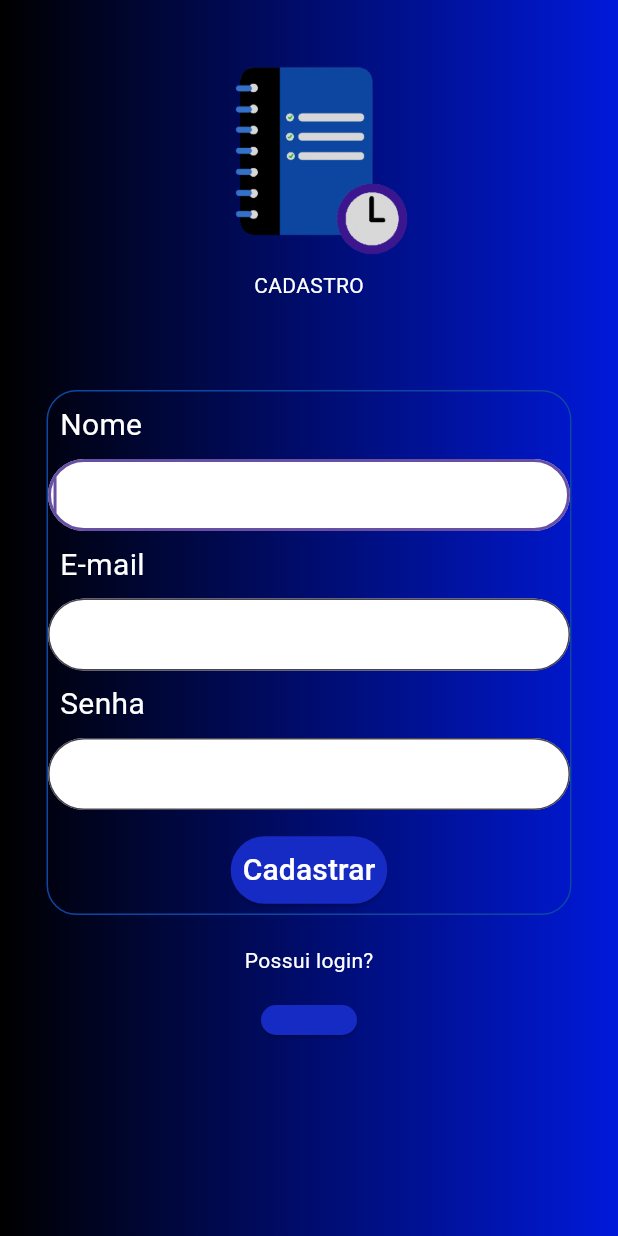
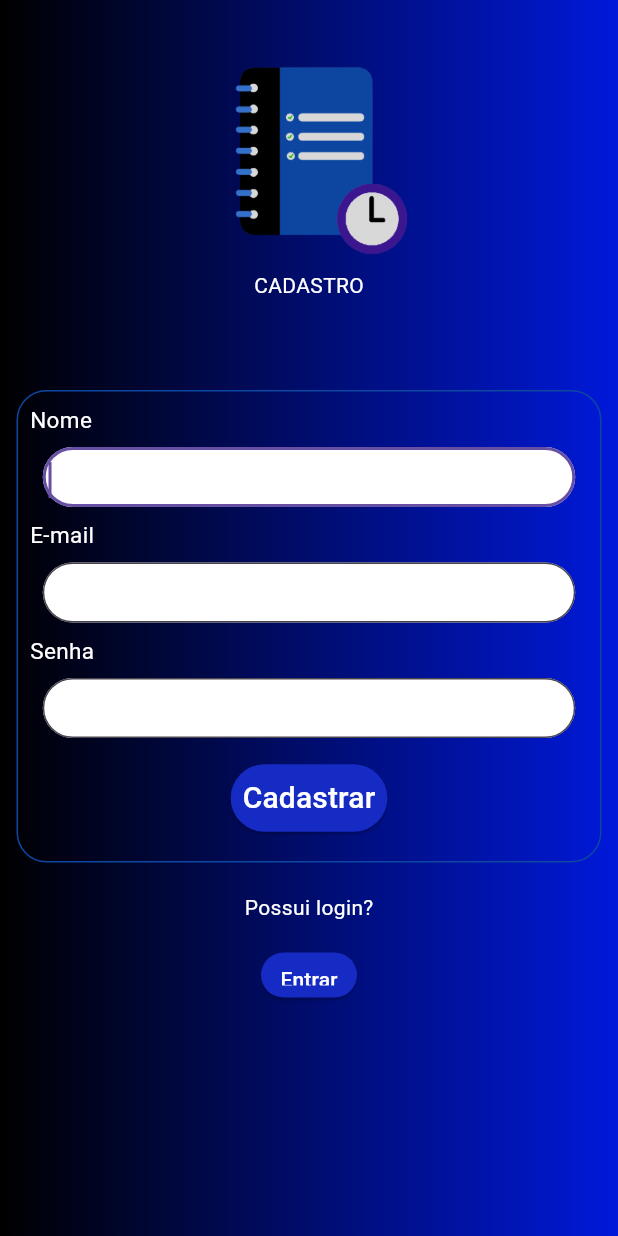
Before and after one commit to luisinhu/studyroutine, a Flutter app: the Cadastro screen opened directly, on a phone screen of 412 x 824 dp. Run offline on Flutter 3.47's test engine with Material 3 defaults, Android fonts, the light colour scheme and no system bars.

Commit message:
Jesus Cristo vs Flutter

```diff
--- a/lib/paginas/cadastro.dart
+++ b/lib/paginas/cadastro.dart
@@ -39,46 +39,53 @@ class _CadastroState extends State<Cadastro> {
               ),
               SizedBox(height: 60),
               Container(
-                width: 350,
-                height: 350,
+                width: 390,
+                height: 315,
                 decoration: BoxDecoration(
                     border: Border.all(color: Colors.blue.shade900),
                     borderRadius: BorderRadius.circular(20)),
                 child: Column(
                   children: [
                     Padding(
-                      padding: EdgeInsets.all(8),
+                      padding: EdgeInsets.all(8.0),
                       child: Align(
                         alignment: Alignment.centerLeft,
                         child: Text(
                           "Nome",
-                          style: TextStyle(color: Colors.white, fontSize: 20),
+                          style: TextStyle(color: Colors.white, fontSize: 15),
                         ),
                       ),
                     ),
-                    TextFormField(
+                    SizedBox(
+                        height: 40,
+                        width: 355,
+                        child: TextField(
                           autofocus: true,
                           textAlign: TextAlign.left,
                           keyboardType: TextInputType.name,
                           decoration: InputDecoration(
                               labelStyle: TextStyle(color: Colors.white),
-                          contentPadding: EdgeInsets.symmetric(vertical: 10),
+                              contentPadding:
+                                  EdgeInsets.symmetric(vertical: 10),
                               filled: true,
                               fillColor: Colors.white,
                               border: OutlineInputBorder(
-                              borderRadius: BorderRadius.circular(90))),
-                    ),
+                                  borderRadius: BorderRadius.circular(30))),
+                        )),
                     Padding(
                       padding: EdgeInsets.all(8),
                       child: Align(
                         alignment: Alignment.centerLeft,
                         child: Text(
                           "E-mail",
-                          style: TextStyle(color: Colors.white, fontSize: 20),
+                          style: TextStyle(color: Colors.white, fontSize: 15),
                         ),
                       ),
                     ),
-                    TextFormField(
+                    SizedBox(
+                      height: 40,
+                      width: 355,
+                      child: TextField(
                         autofocus: true,
                         textAlign: TextAlign.left,
                         keyboardType: TextInputType.emailAddress,
@@ -90,17 +97,21 @@ class _CadastroState extends State<Cadastro> {
                             border: OutlineInputBorder(
                                 borderRadius: BorderRadius.circular(60))),
                       ),
+                    ),
                     Padding(
                       padding: EdgeInsets.all(8),
                       child: Align(
                         alignment: Alignment.centerLeft,
                         child: Text(
                           "Senha",
-                          style: TextStyle(color: Colors.white, fontSize: 20),
+                          style: TextStyle(color: Colors.white, fontSize: 15),
                         ),
                       ),
                     ),
-                    TextFormField(
+                    SizedBox(
+                      height: 40,
+                      width: 355,
+                      child: TextField(
                         autofocus: true,
                         obscureText: true,
                         textAlign: TextAlign.left,
@@ -112,6 +123,7 @@ class _CadastroState extends State<Cadastro> {
                             fillColor: Colors.white,
                             border: OutlineInputBorder(
                                 borderRadius: BorderRadius.circular(60))),
+                      ),
                     ),
                     Padding(
                         padding: EdgeInsets.only(top: 16.0),
@@ -140,7 +152,7 @@ class _CadastroState extends State<Cadastro> {
                 ),
               ),
               SizedBox(
-                  height: 20,
+                  height: 30,
                   child: Padding(
                     padding: EdgeInsets.symmetric(horizontal: 15),
                     child: ElevatedButton(
```
Lines whose indentation alone changed are shown as unchanged.
